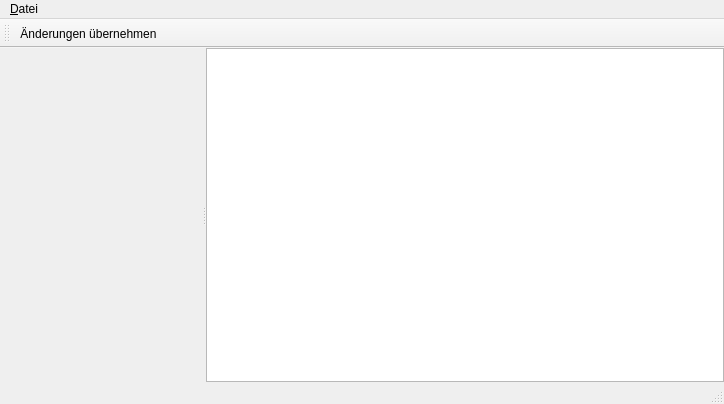
Old version of the form mainwindow.ui in the repository zusitools/zpm.
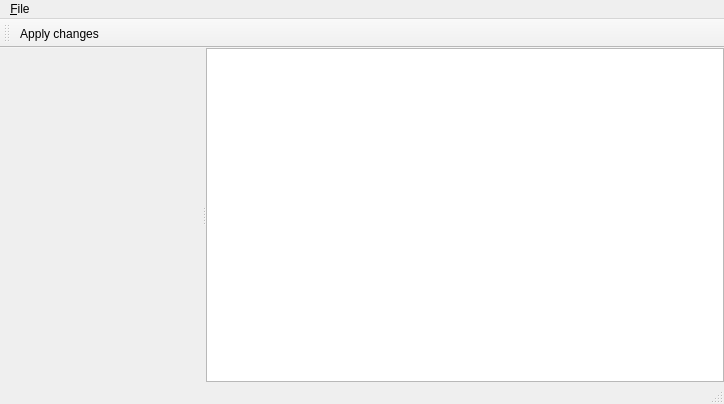
New version of the form.

Commit message: Convert rest of UI to English as default language

```diff
--- a/mainwindow.ui
+++ b/mainwindow.ui
@@ -80,7 +80,7 @@
    </property>
    <widget class="QMenu" name="menuDatei">
     <property name="title">
-     <string>&amp;Datei</string>
+     <string>&amp;File</string>
     </property>
     <addaction name="action_load_xml"/>
     <addaction name="action_apply_changes"/>
@@ -99,7 +99,7 @@
   <widget class="QStatusBar" name="statusBar"/>
   <action name="action_apply_changes">
    <property name="text">
-    <string>Ä&amp;nderungen übernehmen</string>
+    <string>&amp;Apply changes</string>
    </property>
   </action>
   <action name="action_load_xml">
```
Left out of the diff: 4 changed lines with no effect on the pictures.
